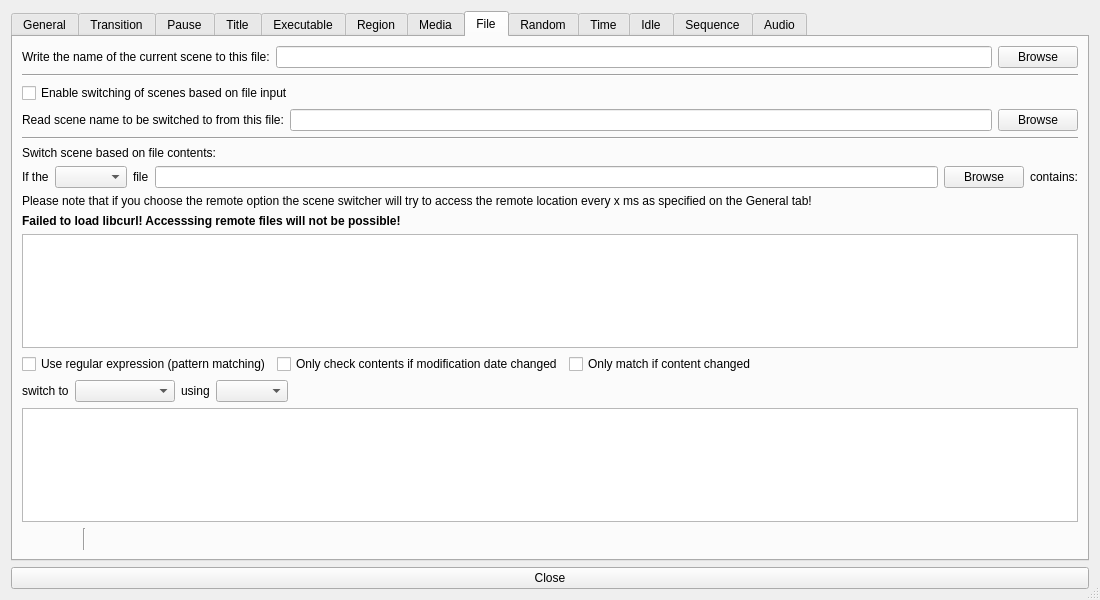
Before: the Qt Designer form forms/advanced-scene-switcher.ui in WarmUpTill/SceneSwitcher, drawn with Qt 5.
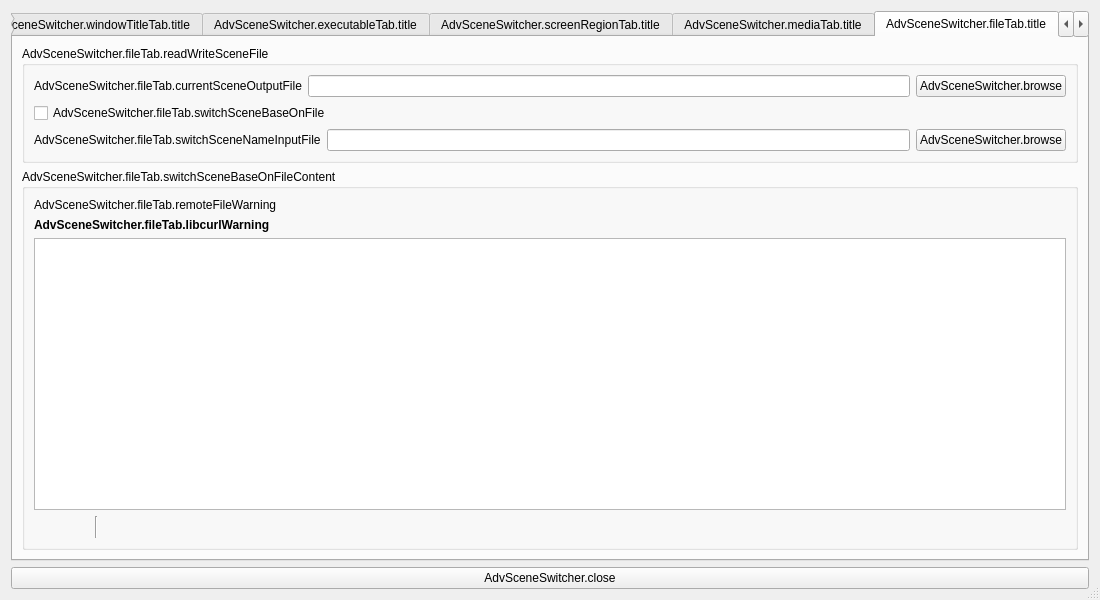
After: the same form once the commit is applied. The open tabs and pages were chosen to show the change. Icons and pictures are not drawn.

The edit to the form file:
```diff
--- a/forms/advanced-scene-switcher.ui
+++ b/forms/advanced-scene-switcher.ui
@@ -42,7 +42,7 @@
      </property>
      <widget class="QWidget" name="generalTab">
       <attribute name="title">
-       <string notr="true">General</string>
+       <string>AdvSceneSwitcher.generalTab.title</string>
       </attribute>
       <layout class="QVBoxLayout" name="verticalLayout_19">
        <item>
@@ -600,7 +600,7 @@
      </widget>
      <widget class="QWidget" name="transitionsTab">
       <attribute name="title">
-       <string notr="true">Transition</string>
+       <string>AdvSceneSwitcher.transitionTab.title</string>
       </attribute>
       <layout class="QVBoxLayout" name="verticalLayout_15">
        <item>
@@ -946,7 +946,7 @@
      </widget>
      <widget class="QWidget" name="pauseScenesTab">
       <attribute name="title">
-       <string notr="true">Pause</string>
+       <string>AdvSceneSwitcher.pauseScenesTab.title</string>
       </attribute>
       <layout class="QVBoxLayout" name="verticalLayout_5">
        <item>
@@ -1177,7 +1177,7 @@
      </widget>
      <widget class="QWidget" name="windowTitleTab">
       <attribute name="title">
-       <string notr="true">Title</string>
+       <string>AdvSceneSwitcher.windowTitleTab.title</string>
       </attribute>
       <layout class="QVBoxLayout" name="verticalLayout_4">
        <item>
@@ -1475,7 +1475,7 @@
        <cursorShape>ArrowCursor</cursorShape>
       </property>
       <attribute name="title">
-       <string notr="true">Executable</string>
+       <string>AdvSceneSwitcher.executableTab.title</string>
       </attribute>
       <layout class="QVBoxLayout" name="verticalLayout_11">
        <item>
@@ -1633,7 +1633,7 @@
      </widget>
      <widget class="QWidget" name="screenRegionTab">
       <attribute name="title">
-       <string notr="true">Region</string>
+       <string>AdvSceneSwitcher.screenRegionTab.title</string>
       </attribute>
       <layout class="QVBoxLayout" name="verticalLayout_27">
        <item>
@@ -1858,7 +1858,7 @@
      </widget>
      <widget class="QWidget" name="mediaTab">
       <attribute name="title">
-       <string notr="true">Media</string>
+       <string>AdvSceneSwitcher.mediaTab.title</string>
       </attribute>
       <layout class="QVBoxLayout" name="verticalLayout_28">
        <item>
@@ -2016,15 +2016,21 @@
      </widget>
      <widget class="QWidget" name="fileTab">
       <attribute name="title">
-       <string notr="true">File</string>
+       <string>AdvSceneSwitcher.fileTab.title</string>
       </attribute>
+      <layout class="QVBoxLayout" name="verticalLayout_21">
+       <item>
+        <widget class="QGroupBox" name="groupBox">
+         <property name="title">
+          <string>AdvSceneSwitcher.fileTab.readWriteSceneFile</string>
+         </property>
       <layout class="QVBoxLayout" name="verticalLayout_7">
        <item>
         <layout class="QHBoxLayout" name="horizontalLayout_14">
          <item>
           <widget class="QLabel" name="label_15">
            <property name="text">
-            <string>Write the name of the current scene to this file:</string>
+               <string>AdvSceneSwitcher.fileTab.currentSceneOutputFile</string>
            </property>
           </widget>
          </item>
@@ -2034,25 +2040,18 @@
          <item>
           <widget class="QPushButton" name="browseButton">
            <property name="text">
-            <string>Browse</string>
+               <string>AdvSceneSwitcher.browse</string>
            </property>
           </widget>
          </item>
         </layout>
        </item>
-       <item>
-        <widget class="Line" name="line_2">
-         <property name="orientation">
-          <enum>Qt::Horizontal</enum>
-         </property>
-        </widget>
-       </item>
        <item>
         <layout class="QHBoxLayout" name="horizontalLayout_16">
          <item>
           <widget class="QCheckBox" name="readFileCheckBox">
            <property name="text">
-            <string>Enable switching of scenes based on file input</string>
+               <string>AdvSceneSwitcher.fileTab.switchSceneBaseOnFile</string>
            </property>
           </widget>
          </item>
@@ -2076,7 +2075,7 @@
          <item>
           <widget class="QLabel" name="label_16">
            <property name="text">
-            <string>Read scene name to be switched to from this file:</string>
+               <string>AdvSceneSwitcher.fileTab.switchSceneNameInputFile</string>
            </property>
           </widget>
          </item>
@@ -2086,68 +2085,25 @@
          <item>
           <widget class="QPushButton" name="browseButton_2">
            <property name="text">
-            <string>Browse</string>
+               <string>AdvSceneSwitcher.browse</string>
            </property>
           </widget>
          </item>
         </layout>
        </item>
-       <item>
-        <widget class="Line" name="line">
-         <property name="orientation">
-          <enum>Qt::Horizontal</enum>
-         </property>
+         </layout>
         </widget>
        </item>
        <item>
-        <widget class="QLabel" name="label_39">
-         <property name="text">
-          <string>Switch scene based on file contents:</string>
+        <widget class="QGroupBox" name="groupBox_2">
+         <property name="title">
+          <string>AdvSceneSwitcher.fileTab.switchSceneBaseOnFileContent</string>
          </property>
-        </widget>
-       </item>
-       <item>
-        <layout class="QHBoxLayout" name="horizontalLayout_36">
-         <item>
-          <widget class="QLabel" name="label_62">
-           <property name="text">
-            <string>If the</string>
-           </property>
-          </widget>
-         </item>
-         <item>
-          <widget class="QComboBox" name="fileType"/>
-         </item>
-         <item>
-          <widget class="QLabel" name="label_44">
-           <property name="text">
-            <string>file</string>
-           </property>
-          </widget>
-         </item>
-         <item>
-          <widget class="QLineEdit" name="filePathLineEdit"/>
-         </item>
-         <item>
-          <widget class="QPushButton" name="browseButton_3">
-           <property name="text">
-            <string>Browse</string>
-           </property>
-          </widget>
-         </item>
-         <item>
-          <widget class="QLabel" name="label_40">
-           <property name="text">
-            <string>contains:</string>
-           </property>
-          </widget>
-         </item>
-        </layout>
-       </item>
+         <layout class="QVBoxLayout" name="verticalLayout_20">
        <item>
         <widget class="QLabel" name="remoteFileWarningLabel">
          <property name="text">
-          <string>Please note that if you choose the remote option the scene switcher will try to access the remote location every x ms as specified on the General tab!</string>
+             <string>AdvSceneSwitcher.fileTab.remoteFileWarning</string>
          </property>
         </widget>
        </item>
@@ -2163,103 +2119,12 @@
           </font>
          </property>
          <property name="text">
-          <string>Failed to load libcurl! Accesssing remote files will not be possible!</string>
+             <string>AdvSceneSwitcher.fileTab.libcurlWarning</string>
          </property>
         </widget>
        </item>
        <item>
-        <widget class="QPlainTextEdit" name="fileTextEdit"/>
-       </item>
-       <item>
-        <layout class="QHBoxLayout" name="horizontalLayout_37">
-         <item>
-          <widget class="QCheckBox" name="fileContentRegExCheckBox">
-           <property name="text">
-            <string>Use regular expression (pattern matching)</string>
-           </property>
-          </widget>
-         </item>
-         <item>
-          <widget class="QCheckBox" name="fileContentTimeCheckBox">
-           <property name="text">
-            <string>Only check contents if modification date changed</string>
-           </property>
-          </widget>
-         </item>
-         <item>
-          <widget class="QCheckBox" name="onlyMatchIfChanged">
-           <property name="text">
-            <string>Only match if content changed</string>
-           </property>
-          </widget>
-         </item>
-         <item>
-          <spacer name="horizontalSpacer_11">
-           <property name="orientation">
-            <enum>Qt::Horizontal</enum>
-           </property>
-           <property name="sizeHint" stdset="0">
-            <size>
-             <width>40</width>
-             <height>20</height>
-            </size>
-           </property>
-          </spacer>
-         </item>
-        </layout>
-       </item>
-       <item>
-        <layout class="QHBoxLayout" name="horizontalLayout_38">
-         <item>
-          <widget class="QLabel" name="label_45">
-           <property name="text">
-            <string>switch to</string>
-           </property>
-          </widget>
-         </item>
-         <item>
-          <widget class="QComboBox" name="fileScenes">
-           <property name="sizePolicy">
-            <sizepolicy hsizetype="Maximum" vsizetype="Fixed">
-             <horstretch>0</horstretch>
-             <verstretch>0</verstretch>
-            </sizepolicy>
-           </property>
-           <property name="minimumSize">
-            <size>
-             <width>100</width>
-             <height>0</height>
-            </size>
-           </property>
-          </widget>
-         </item>
-         <item>
-          <widget class="QLabel" name="label_46">
-           <property name="text">
-            <string>using</string>
-           </property>
-          </widget>
-         </item>
-         <item>
-          <widget class="QComboBox" name="fileTransitions"/>
-         </item>
-         <item>
-          <spacer name="horizontalSpacer_2">
-           <property name="orientation">
-            <enum>Qt::Horizontal</enum>
-           </property>
-           <property name="sizeHint" stdset="0">
-            <size>
-             <width>40</width>
-             <height>20</height>
-            </size>
-           </property>
-          </spacer>
-         </item>
-        </layout>
-       </item>
-       <item>
-        <widget class="QListWidget" name="fileScenesList">
+           <widget class="QListWidget" name="fileSwitches">
          <property name="sizePolicy">
           <sizepolicy hsizetype="Expanding" vsizetype="Expanding">
            <horstretch>0</horstretch>
@@ -2407,9 +2272,12 @@
        </item>
       </layout>
      </widget>
+       </item>
+      </layout>
+     </widget>
      <widget class="QWidget" name="randomTab">
       <attribute name="title">
-       <string notr="true">Random</string>
+       <string>AdvSceneSwitcher.randomTab.title</string>
       </attribute>
       <layout class="QVBoxLayout" name="verticalLayout_8">
        <item>
@@ -2485,7 +2353,7 @@
      </widget>
      <widget class="QWidget" name="timeTab">
       <attribute name="title">
-       <string notr="true">Time</string>
+       <string>AdvSceneSwitcher.timeTab.title</string>
       </attribute>
       <layout class="QVBoxLayout" name="verticalLayout_6">
        <item>
@@ -2636,7 +2504,7 @@
      </widget>
      <widget class="QWidget" name="idleTab">
       <attribute name="title">
-       <string notr="true">Idle</string>
+       <string>AdvSceneSwitcher.idleTab.title</string>
       </attribute>
       <layout class="QVBoxLayout" name="verticalLayout_13">
        <item>
@@ -2840,7 +2708,7 @@
      </widget>
      <widget class="QWidget" name="sceneSequenceTab">
       <attribute name="title">
-       <string notr="true">Sequence</string>
+       <string>AdvSceneSwitcher.sceneSequenceTab.title</string>
       </attribute>
       <layout class="QVBoxLayout" name="verticalLayout_3">
        <item>
@@ -3032,7 +2900,7 @@
      </widget>
      <widget class="QWidget" name="audioTab">
       <attribute name="title">
-       <string>Audio</string>
+       <string>AdvSceneSwitcher.audioTab.title</string>
       </attribute>
       <layout class="QVBoxLayout" name="verticalLayout_9">
        <item>
@@ -3189,7 +3057,7 @@
    <item>
     <widget class="QPushButton" name="close">
      <property name="text">
-      <string>Close</string>
+      <string>AdvSceneSwitcher.close</string>
      </property>
     </widget>
    </item>
```
Left out of the diff: 102 changed lines with no effect on the pictures. Lines whose indentation alone changed are shown as unchanged.
